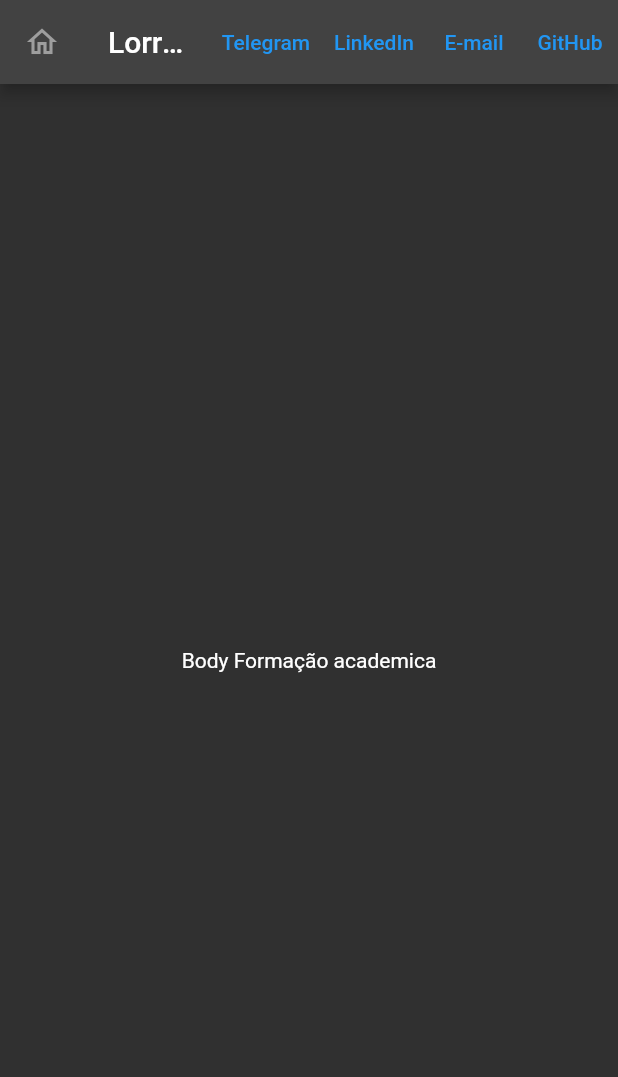
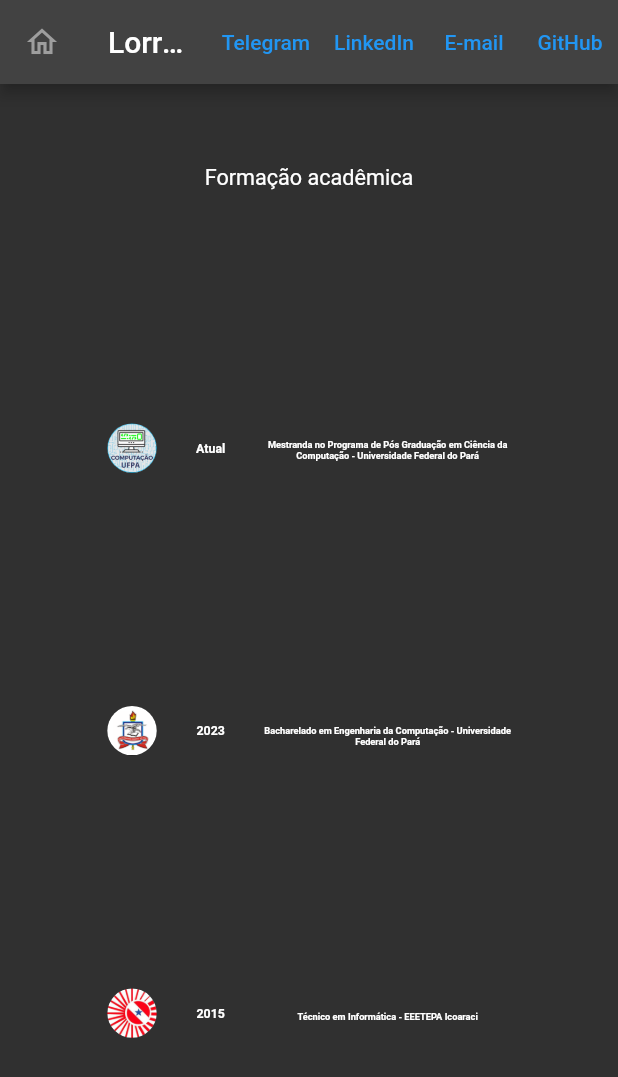
Before and after one commit to LoNobre/portifolio_web, a Flutter app: the InformationsCollege screen opened by its route, on a phone screen of 412 x 824 dp. Shown: the top 1077 px of the screen. Run offline on Flutter 3.47's test engine with Material 2 defaults, Android fonts, the light colour scheme and no system bars; our stand-ins replace go_router.

Commit message:
Ajuste da aba de formacao academica

```diff
--- a/lib/pages/components/customWidgets.dart
+++ /dev/null
@@ -1,37 +0,0 @@
-import 'package:flutter/material.dart';
-import 'package:go_router/go_router.dart';
-import 'package:url_launcher/link.dart';
-import 'package:url_launcher/url_launcher.dart';
-
-class CustomWidgets {
-  AppBar getAppBarMenu(String title, BuildContext context, Function(String) onPressed){
-    return AppBar(
-      leading: IconButton(
-        icon: Icon(
-          Icons.home_outlined,
-          color: Colors.grey,
-        ),
-        onPressed: () => GoRouter.of(context).go('/'),
-      ),
-      title: Text(title),
-      actions: [
-        TextButton(
-          child: const Text("Telegram"),
-          onPressed: () {},
-        ),
-        TextButton(
-          child: const Text("LinkedIn"),
-          onPressed: onPressed('https://www.linkedin.com/in/lorrane-nobre'),
-        ),
-        TextButton(
-          child: const Text("E-mail"),
-          onPressed: () { },
-        ),
-        TextButton(
-          child: const Text("GitHub"),
-          onPressed: () => GoRouter.of(context).go('https://github.com/LoNobre'),
-        ),
-      ],
-    );
-  }
-}
--- a/lib/pages/informationsCollege.dart
+++ b/lib/pages/informationsCollege.dart
@@ -21,6 +21,7 @@ class _InformationsCollegeState extends State<InformationsCollege> {
 
   @override
   Widget build(BuildContext context) {
+    Size size = MediaQuery.of(context).size;
     return Scaffold(
       appBar: AppBar(
         leading: IconButton(
@@ -66,8 +67,112 @@ class _InformationsCollegeState extends State<InformationsCollege> {
           ),
         ],
       ),
-      body: const Center (
-        child: Text("Body Formação academica"),
+      body: Column (
+        mainAxisAlignment: MainAxisAlignment.center,
+        children: [
+          Center(
+            child: SizedBox(
+              height: size.height * 0.8,
+              width: size.width * 0.7,
+                child: Column(
+                  mainAxisAlignment: MainAxisAlignment.spaceAround,
+                  crossAxisAlignment: CrossAxisAlignment.center,
+                  children: [
+                    Expanded(
+                      flex: 1,
+                      child: Text('Formação acadêmica',
+                        style: TextStyle(
+                          fontSize: size.width * 0.035,
+                        ),
+                      ),
+                    ),
+                    Expanded(
+                      flex: 6,
+                      child: Row(
+                        children: [
+                          Expanded(flex: 2,
+                            child: Column(
+                              mainAxisAlignment: MainAxisAlignment.spaceAround,
+                              crossAxisAlignment: CrossAxisAlignment.center,
+                              children: [
+                                CircleAvatar(
+                                  radius: MediaQuery.of(context).size.width * 0.04,
+                                  backgroundImage: ExactAssetImage("assets/images/logo_computacao.jpg"),
+                                ),
+                                CircleAvatar(
+                                  radius: MediaQuery.of(context).size.width * 0.04,
+                                  backgroundImage: ExactAssetImage("assets/images/logo_ufpa.jpg"),
+                                ),
+                                CircleAvatar(
+                                  radius: MediaQuery.of(context).size.width * 0.04,
+                                  backgroundImage: ExactAssetImage("assets/images/logo_eetepa.jpg"),
+                                ),
+                              ],
+                            ),
+                          ),
+                          Expanded(flex: 2,
+                            child: Column(
+                              mainAxisAlignment: MainAxisAlignment.spaceAround,
+                              crossAxisAlignment: CrossAxisAlignment.center,
+                              children: [
+                                Text('Atual',
+                                  style: TextStyle(
+                                    fontWeight: FontWeight.bold,
+                                    fontSize: size.width * 0.02,
+                                  ),
+                                ),
+                                Text('2023',
+                                  style: TextStyle(
+                                    fontWeight: FontWeight.bold,
+                                    fontSize: size.width * 0.02,
+                                  ),
+                                ),
+                                Text('2015',
+                                  style: TextStyle(
+                                    fontWeight: FontWeight.bold,
+                                    fontSize: size.width * 0.02,
+                                  ),
+                                ),
+                              ],
+                            ),
+                          ),
+                          Expanded(flex: 7,
+                            child: Column(
+                              mainAxisAlignment: MainAxisAlignment.spaceAround,
+                              crossAxisAlignment: CrossAxisAlignment.center,
+                              children: [
+                                Text('Mestranda no Programa de Pós Graduação em Ciência da Computação - Universidade Federal do Pará',
+                                  style: TextStyle(
+                                      fontWeight: FontWeight.bold,
+                                      fontSize: size.width * 0.015
+                                  ),
+                                  textAlign: TextAlign.center,
+                                ),
+                                Text('Bacharelado em Engenharia da Computação - Universidade Federal do Pará',
+                                  style: TextStyle(
+                                    fontWeight: FontWeight.bold,
+                                    fontSize: size.width * 0.015,
+                                  ),
+                                  textAlign: TextAlign.center,
+                                ),
+                                Text('Técnico em Informática - EEETEPA Icoaraci',
+                                  style: TextStyle(
+                                    fontWeight: FontWeight.bold,
+                                    fontSize: size.width * 0.015,
+                                  ),
+                                  textAlign: TextAlign.center,
+                                ),
+                              ],
+                            ),
+                          ),
+                        ],
+                      ),
+                    ),
+                  ],
+                ),
+            ),
+          ),
+        ],
       ),
     );
   }
```
Also changed, not shown: assets/images/logo_computacao.jpg (added), assets/images/logo_eetepa.jpg (added), assets/images/logo_ufpa.jpg (added).
